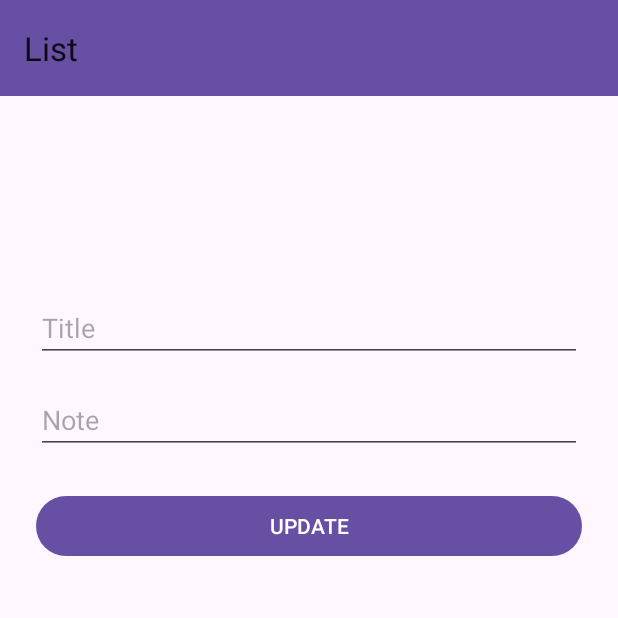
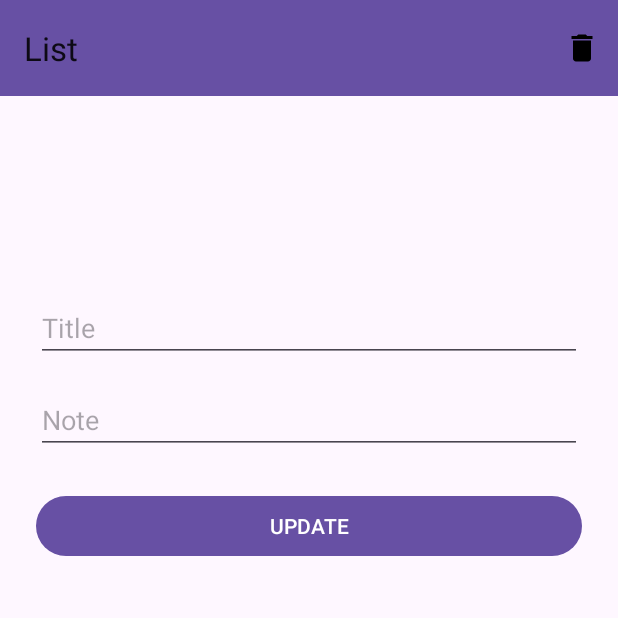
Before and after one commit to MDAlviano/My-Notes, an Android app: the fragment UpdateFragment placed in its activity, on a phone screen of 412 x 824 dp, the top half of it. Run offline under Robolectric (Android 15) with nearby library versions, the phone set to English and light mode, and no system bars; our stand-ins replace Room's generated code, navigation-ui; 3 statements that could not run were skipped.

Commit message:
gawe deleteNote() function

```diff
--- a/app/src/main/java/com/alviano/app/mynotes/data/NoteDao.kt
+++ b/app/src/main/java/com/alviano/app/mynotes/data/NoteDao.kt
@@ -2,6 +2,7 @@ package com.alviano.app.mynotes.data
 
 import androidx.lifecycle.LiveData
 import androidx.room.Dao
+import androidx.room.Delete
 import androidx.room.Insert
 import androidx.room.OnConflictStrategy
 import androidx.room.Query
@@ -17,6 +18,12 @@ interface NoteDao {
     @Update
     suspend fun updateNote(note: Note)
 
+    @Delete
+    suspend fun deleteNote(note: Note)
+
+    @Query("DELETE FROM note_table")
+    suspend fun deleteAllNotes()
+
     @Query("SELECT * FROM note_table ORDER BY id DESC")
     fun readAllData(): LiveData<List<Note>>
 
--- /dev/null
+++ b/app/src/main/res/drawable/baseline_delete_24.xml
@@ -0,0 +1,5 @@
+<vector xmlns:android="http://schemas.android.com/apk/res/android" android:height="24dp" android:tint="#000000" android:viewportHeight="24" android:viewportWidth="24" android:width="24dp">
+
+    <path android:fillColor="@android:color/white" android:pathData="M6,19c0,1.1 0.9,2 2,2h8c1.1,0 2,-0.9 2,-2V7H6v12zM19,4h-3.5l-1,-1h-5l-1,1H5v2h14V4z"/>
+
+</vector>
--- /dev/null
+++ b/app/src/main/res/menu/delete_menu.xml
@@ -0,0 +1,11 @@
+<?xml version="1.0" encoding="utf-8"?>
+<menu xmlns:android="http://schemas.android.com/apk/res/android"
+    xmlns:app="http://schemas.android.com/apk/res-auto">
+
+    <item android:id="@+id/menu_delete"
+        android:title="Delete"
+        android:icon="@drawable/baseline_delete_24"
+        android:iconTint="@color/white"
+        app:showAsAction="ifRoom"/>
+
+</menu>
```
Also changed, not shown: app/src/main/java/com/alviano/app/mynotes/fragment/update/UpdateFragment.kt (+30 -0 lines), app/src/main/java/com/alviano/app/mynotes/repository/NoteRepository.kt (+8 -0 lines), app/src/main/java/com/alviano/app/mynotes/viewmodel/NoteViewModel.kt (+12 -0 lines).
